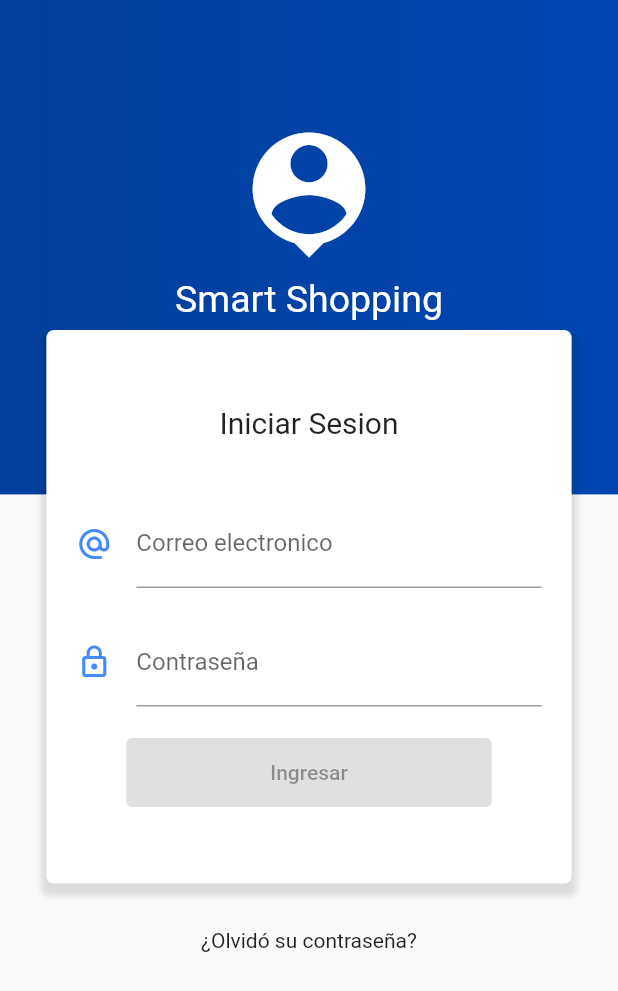
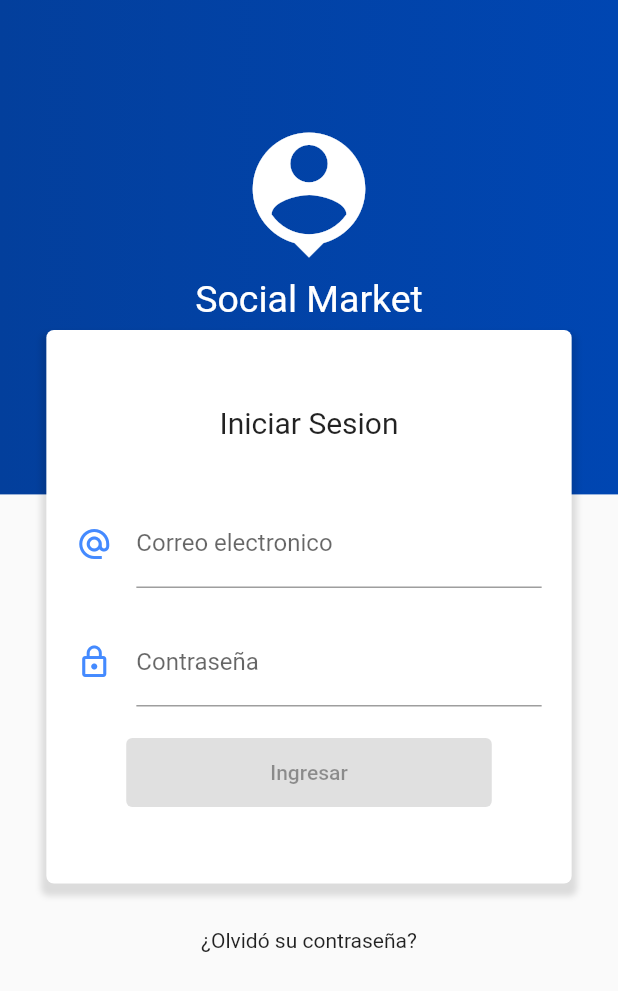
Before and after one commit to alejocorrea17/getapp1, a Flutter app: the InicioSesion screen opened by its route, on a phone screen of 412 x 824 dp. Shown: the top 991 px of the screen. Run offline on Flutter 3.47's test engine with Material 2 defaults, Android fonts, the phone set to English and light mode, and no system bars; our stand-ins replace flutter_swiper, font_awesome_flutter, rxdart; network calls fail.

Commit message:
Back up seguridad 1-9-22

```diff
--- a/lib/main.dart
+++ b/lib/main.dart
@@ -1,6 +1,7 @@
 import 'package:flutter/material.dart';
 import 'package:getapp/src/blocs/provider.dart';
 import 'package:getapp/src/pages/home_page.dart';
+import 'package:getapp/src/pages/landing_page.dart';
 //Importaciones propias
 
 import 'package:getapp/src/pages/login_page.dart';
@@ -15,10 +16,10 @@ class MyApp extends StatelessWidget {
     return Provider(
         child: MaterialApp(
       debugShowCheckedModeBanner: false,
-      title: 'Smart Shopping',
+      title: 'Social Market',
       initialRoute: '/',
       routes: {
-        '/': (BuildContext context) => HomePage(),
+        '/': (BuildContext context) => LandingPage(),
         'login': (BuildContext context) => InicioSesion(),
         'registro': (BuildContext context) => Registrarse(),
         'detalle': (BuildContext context) => ProductoDetalle(),
--- a/lib/src/pages/carrito_page.dart
+++ b/lib/src/pages/carrito_page.dart
@@ -1,6 +1,11 @@
 import 'package:flutter/material.dart';
+import 'package:getapp/src/models/news_models.dart';
 
 class Carrito extends StatelessWidget {
+  final Article noticia;
+
+  const Carrito({Key key, this.noticia}) : super(key: key);
+
   @override
   Widget build(BuildContext context) {
     return Scaffold(
--- a/lib/src/pages/landing_page.dart
+++ b/lib/src/pages/landing_page.dart
@@ -15,7 +15,7 @@ class LandingPage extends StatelessWidget {
     return Scaffold(
       appBar: AppBar(
         centerTitle: false,
-        title: Text('Smart Shopping'),
+        title: Text('Social MarketS'),
         backgroundColor: Colors.blueAccent,
         actions: <Widget>[
           IconButton(
--- a/lib/src/pages/login_page.dart
+++ b/lib/src/pages/login_page.dart
@@ -168,7 +168,7 @@ Widget _crearFondo(BuildContext context) {
                 width: double.infinity,
               ),
               Text(
-                'Smart Shopping',
+                'Social Market',
                 style: TextStyle(color: Colors.white, fontSize: 25.0),
               )
             ],
--- a/lib/src/pages/registro_page.dart
+++ b/lib/src/pages/registro_page.dart
@@ -263,7 +263,7 @@ Widget _crearFondo(BuildContext context) {
                 width: double.infinity,
               ),
               Text(
-                'Smart Shopping',
+                'Social Market',
                 style: TextStyle(color: Colors.white, fontSize: 25.0),
               )
             ],
--- a/lib/src/pages/tabs_page.dart
+++ b/lib/src/pages/tabs_page.dart
@@ -35,7 +35,7 @@ class _Navegacion extends StatelessWidget {
               icon: Icon(Icons.person_outline), label: ('Para ti')),
           BottomNavigationBarItem(
               icon: Icon(Icons.public), label: ('Recomendados')),
-              BottomNavigationBarItem(
+          BottomNavigationBarItem(
               icon: Icon(Icons.shopping_cart), label: ('Carrito')),
           // ,title: Text('Recomendados')
           // BottomNavigationBarItem(
--- a/lib/src/widgets/lista_noticias.dart
+++ b/lib/src/widgets/lista_noticias.dart
@@ -68,9 +68,10 @@ class _TarjetaBotones extends StatelessWidget {
       children: <Widget>[
         RawMaterialButton(
           onPressed: () {
+            // liked = true;
             final productoModel =
                 Provider.of<ProductoModelo>(context, listen: false);
-            productoModel.liked = true;
+            productoModel.liked = this.liked;
           },
           fillColor: miTema.accentColor,
           shape:
@@ -83,7 +84,7 @@ class _TarjetaBotones extends StatelessWidget {
           fillColor: Colors.grey,
           shape:
               RoundedRectangleBorder(borderRadius: BorderRadius.circular(20)),
-          child: Icon(Icons.more),
+          child: Icon(Icons.message),
         ),
         RawMaterialButton(
           onPressed: () {},
```
Also changed, not shown: lib/src/pages/detalles_noticia.dart (+21 -3 lines), lib/src/widgets/tarjeta_titulo.dart (added, +18 -0 lines).
